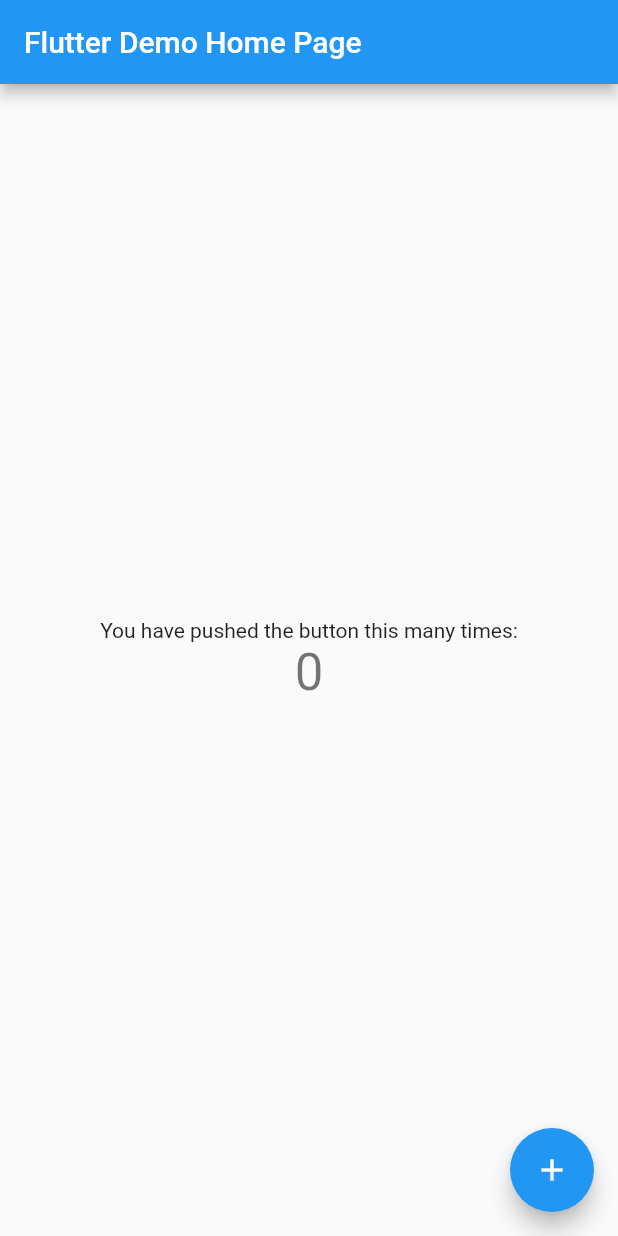
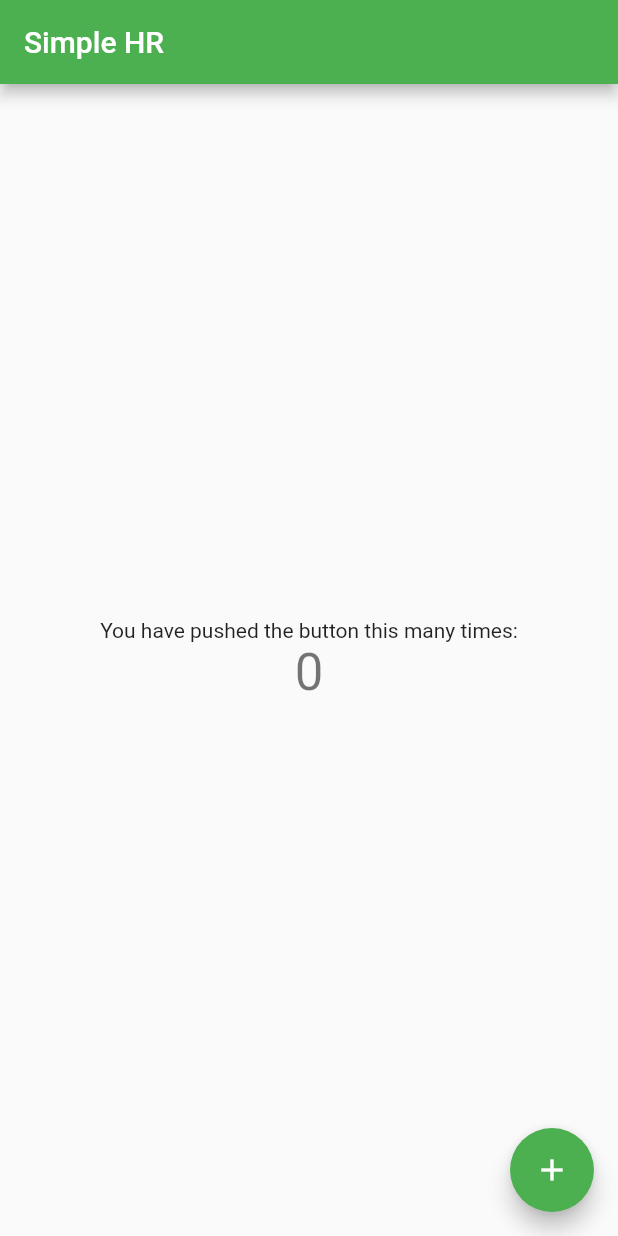
Before and after one commit to bomjumaku/Simple-HR, a Flutter app: the screen it shows after launch, on a phone screen of 412 x 824 dp. Run offline on Flutter 3.47's test engine with Material 2 defaults, Android fonts, the phone set to English and light mode, and no system bars.

Commit message:
changed the color and title of the app... I'm pretty much a professional now.

```diff
--- a/simple_hr/lib/main.dart
+++ b/simple_hr/lib/main.dart
@@ -3,39 +3,21 @@ import 'package:flutter/material.dart';
 void main() => runApp(MyApp());
 
 class MyApp extends StatelessWidget {
-  // This widget is the root of your application.
+
   @override
   Widget build(BuildContext context) {
     return MaterialApp(
-      title: 'Flutter Demo',
+      title: 'Simple HR',
       theme: ThemeData(
-        // This is the theme of your application.
-        //
-        // Try running your application with "flutter run". You'll see the
-        // application has a blue toolbar. Then, without quitting the app, try
-        // changing the primarySwatch below to Colors.green and then invoke
-        // "hot reload" (press "r" in the console where you ran "flutter run",
-        // or simply save your changes to "hot reload" in a Flutter IDE).
-        // Notice that the counter didn't reset back to zero; the application
-        // is not restarted.
-        primarySwatch: Colors.blue,
+        primarySwatch: Colors.green,
       ),
-      home: MyHomePage(title: 'Flutter Demo Home Page'),
+      home: MyHomePage(title: 'Simple HR'),
     );
   }
 }
 
 class MyHomePage extends StatefulWidget {
   MyHomePage({Key key, this.title}) : super(key: key);
-
-  // This widget is the home page of your application. It is stateful, meaning
-  // that it has a State object (defined below) that contains fields that affect
-  // how it looks.
-
-  // This class is the configuration for the state. It holds the values (in this
-  // case the title) provided by the parent (in this case the App widget) and
-  // used by the build method of the State. Fields in a Widget subclass are
-  // always marked "final".
 
   final String title;
 
@@ -44,6 +26,8 @@ class MyHomePage extends StatefulWidget {
 }
 
 class _MyHomePageState extends State<MyHomePage> {
+  int _minHR = 0;
+  int _maxHR = 0;
   int _counter = 0;
 
   void _incrementCounter() {
```
